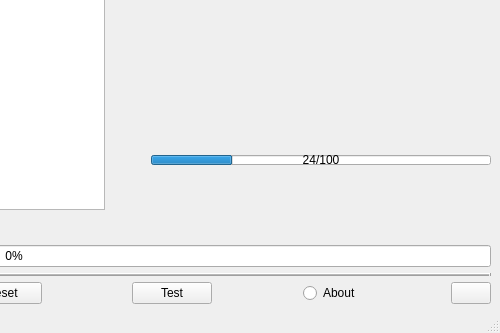
Above: mainwindow.ui from a-lemonnier/shiftpicdate-gui before the change; both pictures show x 472 to 972 and y 334 to 667 of the 972 by 667 pixel window. Below: the same form after it.
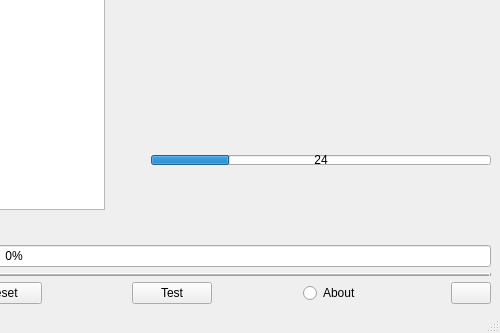
That is the form after the change. Icons and pictures are not drawn.

The edit to the form file:
```diff
--- a/mainwindow.ui
+++ b/mainwindow.ui
@@ -940,6 +940,9 @@
                 <height>10</height>
                </size>
               </property>
+              <property name="minimum">
+               <number>1</number>
+              </property>
               <property name="value">
                <number>24</number>
               </property>
@@ -950,7 +953,7 @@
                <bool>false</bool>
               </property>
               <property name="format">
-               <string>%v/%m</string>
+               <string>%v</string>
               </property>
              </widget>
             </item>
```
